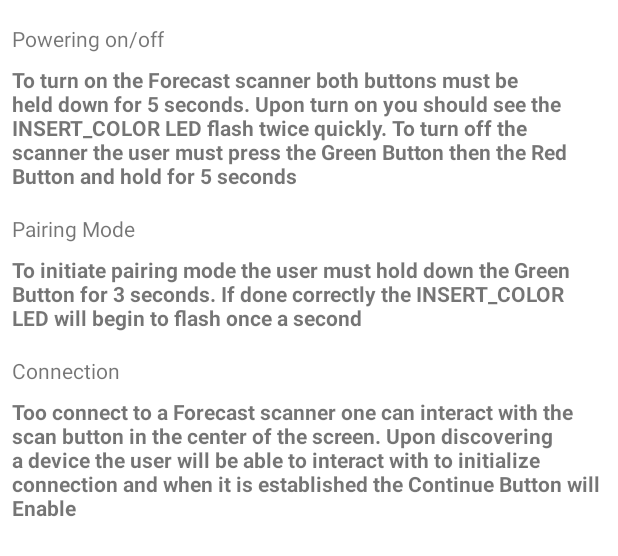
After one commit to tlongo1226/ProjectForecast, an Android app: the layout dialog_info_conn.xml on its own in the app's theme, with its tools: preview values and no code run, on a phone screen of 412 x 824 dp. The commit adds this screen. Shown: the top 556 px of the screen. Run offline under Robolectric (Android 15) with nearby library versions, the phone set to English and light mode, and no system bars.

Commit message:
updated displays to include dialogs for use case information

```diff
--- /dev/null
+++ b/app/src/main/res/layout/dialog_info_conn.xml
@@ -0,0 +1,76 @@
+<?xml version="1.0" encoding="utf-8"?>
+<androidx.constraintlayout.widget.ConstraintLayout xmlns:android="http://schemas.android.com/apk/res/android"
+    xmlns:app="http://schemas.android.com/apk/res-auto"
+    xmlns:tools="http://schemas.android.com/tools"
+    android:layout_width="match_parent"
+    android:layout_height="match_parent"
+    android:minWidth="280dp"
+    android:paddingBottom="16dp">
+
+    <TextView
+        android:id="@+id/powerLabel"
+        android:layout_width="wrap_content"
+        android:layout_height="wrap_content"
+        android:layout_marginTop="16dp"
+        android:text="Powering on/off"
+        app:layout_constraintStart_toStartOf="@+id/powerInfo"
+        app:layout_constraintTop_toTopOf="parent" />
+
+    <TextView
+        android:id="@+id/powerInfo"
+        android:layout_width="0dp"
+        android:layout_height="wrap_content"
+        android:layout_marginStart="8dp"
+        android:layout_marginTop="8dp"
+        android:layout_marginEnd="8dp"
+        android:text="To turn on the Forecast scanner both buttons must be held down for 5 seconds. Upon turn on you should see the INSERT_COLOR LED flash twice quickly. To turn off the scanner the user must press the Green Button then the Red Button and hold for 5 seconds"
+        android:textStyle="bold"
+        app:layout_constraintEnd_toEndOf="parent"
+        app:layout_constraintHorizontal_bias="0.0"
+        app:layout_constraintStart_toStartOf="parent"
+        app:layout_constraintTop_toBottomOf="@+id/powerLabel" />
+
+    <TextView
+        android:id="@+id/pairingLabel"
+        android:layout_width="wrap_content"
+        android:layout_height="wrap_content"
+        android:layout_marginTop="16dp"
+        android:text="Pairing Mode"
+        app:layout_constraintStart_toStartOf="@+id/pairingInfo"
+        app:layout_constraintTop_toBottomOf="@+id/powerInfo" />
+
+    <TextView
+        android:id="@+id/pairingInfo"
+        android:layout_width="0dp"
+        android:layout_height="wrap_content"
+        android:layout_marginStart="8dp"
+        android:layout_marginTop="8dp"
+        android:layout_marginEnd="8dp"
+        android:text="To initiate pairing mode the user must hold down the Green Button for 3 seconds. If done correctly the INSERT_COLOR LED will begin to flash once a second"
+        android:textStyle="bold"
+        app:layout_constraintEnd_toEndOf="parent"
+        app:layout_constraintStart_toStartOf="parent"
+        app:layout_constraintTop_toBottomOf="@+id/pairingLabel" />
+
+    <TextView
+        android:id="@+id/connectionLabel"
+        android:layout_width="wrap_content"
+        android:layout_height="wrap_content"
+        android:layout_marginTop="16dp"
+        android:text="Connection"
+        app:layout_constraintStart_toStartOf="@+id/connectionInfo"
+        app:layout_constraintTop_toBottomOf="@+id/pairingInfo" />
+
+    <TextView
+        android:id="@+id/connectionInfo"
+        android:layout_width="0dp"
+        android:layout_height="wrap_content"
+        android:layout_marginStart="8dp"
+        android:layout_marginTop="8dp"
+        android:layout_marginEnd="8dp"
+        android:text="Too connect to a Forecast scanner one can interact with the scan button in the center of the screen. Upon discovering a device the user will be able to interact with to initialize connection and when it is established the Continue Button will Enable"
+        android:textStyle="bold"
+        app:layout_constraintEnd_toEndOf="parent"
+        app:layout_constraintStart_toStartOf="parent"
+        app:layout_constraintTop_toBottomOf="@+id/connectionLabel" />
+</androidx.constraintlayout.widget.ConstraintLayout>
```
Also changed, not shown: app/src/main/java/com/example/projectforcast/ConnectInfoDialog.java (added, +22 -0 lines), app/src/main/java/com/example/projectforcast/DataInfoDialog.java (added, +14 -0 lines), app/src/main/java/com/example/projectforcast/FirstFragment.java (+37 -94 lines), app/src/main/java/com/example/projectforcast/MainActivity.java (+21 -4 lines), app/src/main/res/drawable/bg_dialog.xml (added, +9 -0 lines), app/src/main/res/layout/content_main.xml (+14 -0 lines), app/src/main/res/layout/dialog_info_data.xml (added, +17 -0 lines), app/src/main/res/layout/fragment_first.xml (+0 -23 lines).
